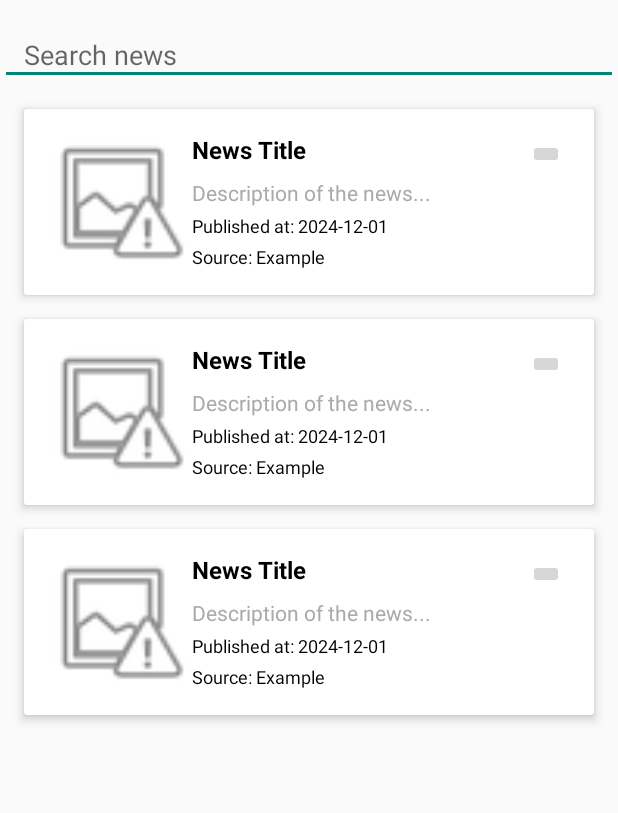
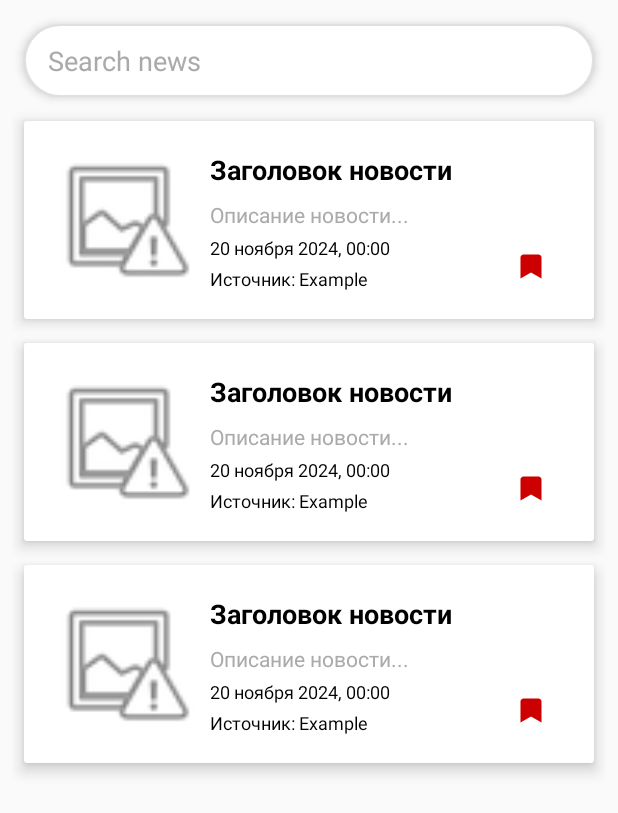
Before and after one commit to Bekaronn/android-app, an Android app: the layout fragment_news_list.xml on its own in the app's theme, with its tools: preview values and no code run, on a phone screen of 412 x 824 dp. Shown: the top 813 px of the screen. Run offline under Robolectric (Android 15) with nearby library versions, the phone set to English and light mode, and no system bars.

Commit message:
third commit

```diff
--- a/NewsApp/app/src/main/AndroidManifest.xml
+++ b/NewsApp/app/src/main/AndroidManifest.xml
@@ -11,8 +11,8 @@
         android:dataExtractionRules="@xml/data_extraction_rules"
         android:fullBackupContent="@xml/backup_rules"
         android:icon="@mipmap/ic_launcher"
-        android:label="@string/app_name"
-        android:roundIcon="@mipmap/ic_launcher_round"
+        android:label="News"
+        android:roundIcon="@mipmap/ic_launcher"
         android:supportsRtl="true"
         android:theme="@style/Theme.Demo"
         tools:targetApi="31">
--- a/NewsApp/app/src/main/java/com/example/demo/model/dao/ArticleDao.kt
+++ b/NewsApp/app/src/main/java/com/example/demo/model/dao/ArticleDao.kt
@@ -1,6 +1,7 @@
 package com.example.demo.model.dao
 
 import androidx.room.Dao
+import androidx.room.Delete
 import androidx.room.Insert
 import androidx.room.Query
 import com.example.demo.model.entity.ArticleEntity
@@ -13,4 +14,7 @@ interface ArticleDao {
 
     @Insert
     suspend fun insert(articleEntity: ArticleEntity)
+
+    @Delete
+    suspend fun delete(articleEntity: ArticleEntity)
 }
--- /dev/null
+++ b/NewsApp/app/src/main/res/drawable/bookmark_icon.xml
@@ -0,0 +1,11 @@
+<?xml version="1.0" encoding="utf-8"?>
+<vector xmlns:android="http://schemas.android.com/apk/res/android"
+    android:width="24dp"
+    android:height="24dp"
+    android:viewportWidth="24"
+    android:viewportHeight="24">
+
+    <path
+        android:fillColor="#000000"
+        android:pathData="M17,3H7C5.9,3 5,3.9 5,5V19L12,15L19,19V5C19,3.9 18.1,3 17,3Z" />
+</vector>
--- /dev/null
+++ b/NewsApp/app/src/main/res/drawable/search_bar_background.xml
@@ -0,0 +1,6 @@
+<?xml version="1.0" encoding="utf-8"?>
+<shape xmlns:android="http://schemas.android.com/apk/res/android">
+    <solid android:color="#FFFFFF"/>
+    <corners android:radius="24dp"/>
+    <stroke android:color="#E0E0E0" android:width="1dp"/>
+</shape>
--- a/NewsApp/app/src/main/res/layout/fragment_news_list.xml
+++ b/NewsApp/app/src/main/res/layout/fragment_news_list.xml
@@ -1,4 +1,3 @@
-<?xml version="1.0" encoding="utf-8"?>
 <androidx.constraintlayout.widget.ConstraintLayout
     xmlns:android="http://schemas.android.com/apk/res/android"
     xmlns:app="http://schemas.android.com/apk/res-auto"
@@ -7,24 +6,32 @@
     android:layout_height="match_parent"
     tools:context=".view.fragment.NewsListFragment">
 
-    <!-- Search bar -->
     <androidx.appcompat.widget.AppCompatEditText
         android:id="@+id/searchEditText"
         android:layout_width="0dp"
         android:layout_height="wrap_content"
         android:layout_marginTop="16dp"
+        android:layout_marginStart="16dp"
+        android:layout_marginEnd="16dp"
         android:hint="Search news"
+        android:textColorHint="@android:color/darker_gray"
         android:imeOptions="actionSearch"
         android:inputType="text"
+        android:background="@drawable/search_bar_background"
+        android:paddingStart="16dp"
+        android:paddingEnd="16dp"
+        android:paddingTop="12dp"
+        android:paddingBottom="12dp"
+        android:textSize="18sp"
         app:layout_constraintEnd_toEndOf="parent"
         app:layout_constraintStart_toStartOf="parent"
         app:layout_constraintTop_toTopOf="parent"
-        android:paddingStart="16dp"
-        android:paddingEnd="16dp"
-        android:paddingTop="8dp"
-        android:paddingBottom="8dp" />
+        android:elevation="4dp"
+        android:focusable="true"
+        android:focusableInTouchMode="true"
+        android:importantForAccessibility="yes"
+        android:contentDescription="Search news"/>
 
-    <!-- RecyclerView для списка новостей -->
     <androidx.recyclerview.widget.RecyclerView
         android:id="@+id/recyclerView"
         android:layout_width="0dp"
@@ -32,23 +39,21 @@
         android:padding="8dp"
         app:layoutManager="androidx.recyclerview.widget.LinearLayoutManager"
         app:layout_constraintTop_toBottomOf="@id/searchEditText"
-        app:layout_constraintBottom_toTopOf="@id/progressBar"
+        app:layout_constraintBottom_toBottomOf="parent"
         app:layout_constraintStart_toStartOf="parent"
         app:layout_constraintEnd_toEndOf="parent"
         tools:listitem="@layout/item_news" />
 
-    <!-- ProgressBar для загрузки -->
     <ProgressBar
         android:id="@+id/progressBar"
         android:layout_width="wrap_content"
         android:layout_height="wrap_content"
         android:visibility="gone"
-        app:layout_constraintTop_toBottomOf="@id/recyclerView"
+        app:layout_constraintTop_toTopOf="parent"
         app:layout_constraintBottom_toBottomOf="parent"
         app:layout_constraintStart_toStartOf="parent"
         app:layout_constraintEnd_toEndOf="parent" />
 
-    <!-- TextView для отображения ошибки или пустого состояния -->
     <TextView
         android:id="@+id/emptyStateTextView"
         android:layout_width="wrap_content"
--- a/NewsApp/app/src/main/res/layout/item_news.xml
+++ b/NewsApp/app/src/main/res/layout/item_news.xml
@@ -1,19 +1,17 @@
 <?xml version="1.0" encoding="utf-8"?>
 <androidx.cardview.widget.CardView xmlns:android="http://schemas.android.com/apk/res/android"
     xmlns:app="http://schemas.android.com/apk/res-auto"
-    xmlns:tools="http://schemas.android.com/tools"
     android:layout_width="match_parent"
     android:layout_height="wrap_content"
     android:layout_margin="8dp"
-    android:radius="8dp"
-    app:cardElevation="4dp">
+    android:radius="12dp"
+    app:cardElevation="6dp">
 
     <androidx.constraintlayout.widget.ConstraintLayout
         android:layout_width="match_parent"
         android:layout_height="wrap_content"
-        android:padding="12dp">
+        android:padding="16dp">
 
-        <!-- Изображение новости -->
         <ImageView
             android:id="@+id/newsImage"
             android:layout_width="100dp"
@@ -25,70 +23,73 @@
             app:layout_constraintStart_toStartOf="parent"
             app:layout_constraintTop_toTopOf="parent" />
 
-        <!-- Заголовок новости -->
         <TextView
             android:id="@+id/newsTitle"
             android:layout_width="0dp"
             android:layout_height="wrap_content"
+            android:layout_marginStart="8dp"
             android:layout_marginTop="4dp"
-            android:text="News Title"
+            android:text="Заголовок новости"
             android:textColor="@android:color/black"
-            android:textSize="16sp"
+            android:textSize="18sp"
             android:textStyle="bold"
             app:layout_constraintEnd_toEndOf="parent"
             app:layout_constraintStart_toEndOf="@id/newsImage"
             app:layout_constraintTop_toTopOf="parent" />
 
-        <!-- Кнопка для сохранения -->
-        <ImageButton
-            android:id="@+id/saveButton"
-            android:layout_width="wrap_content"
-            android:layout_height="wrap_content"
-            android:layout_marginTop="8dp"
-            android:layout_marginEnd="8dp"
-            android:contentDescription="@string/save"
-            app:layout_constraintEnd_toEndOf="parent"
-            app:layout_constraintTop_toTopOf="parent" />
-
-        <!-- Описание новости -->
         <TextView
             android:id="@+id/newsDescription"
             android:layout_width="0dp"
             android:layout_height="wrap_content"
             android:layout_marginTop="8dp"
-            android:text="Description of the news..."
+            android:layout_marginStart="8dp"
+            android:layout_marginEnd="8dp"
+            android:text="Описание новости..."
             android:textColor="@android:color/darker_gray"
             android:textSize="14sp"
             app:layout_constraintEnd_toEndOf="parent"
             app:layout_constraintStart_toEndOf="@id/newsImage"
             app:layout_constraintTop_toBottomOf="@id/newsTitle" />
 
-        <!-- Дата публикации -->
         <TextView
             android:id="@+id/newsPublishedAt"
             android:layout_width="0dp"
             android:layout_height="wrap_content"
             android:layout_marginTop="4dp"
-            android:text="Published at: 2024-12-01"
+            android:layout_marginStart="8dp"
+            android:text="20 ноября 2024, 00:00"
             android:textColor="@android:color/black"
             android:textSize="12sp"
             app:layout_constraintEnd_toEndOf="parent"
             app:layout_constraintStart_toEndOf="@id/newsImage"
             app:layout_constraintTop_toBottomOf="@id/newsDescription" />
 
-        <!-- Источник -->
         <TextView
             android:id="@+id/newsSource"
             android:layout_width="0dp"
             android:layout_height="wrap_content"
             android:layout_marginTop="4dp"
-            android:text="Source: Example"
+            android:layout_marginStart="8dp"
+            android:text="Источник: Example"
             android:textColor="@android:color/black"
             android:textSize="12sp"
             app:layout_constraintEnd_toEndOf="parent"
             app:layout_constraintStart_toEndOf="@id/newsImage"
             app:layout_constraintTop_toBottomOf="@id/newsPublishedAt" />
 
+        <ImageButton
+            android:id="@+id/saveButton"
+            android:layout_width="36dp"
+            android:layout_height="36dp"
+            android:layout_marginTop="8dp"
+            android:layout_marginEnd="8dp"
+            android:background="?attr/selectableItemBackgroundBorderless"
+            android:contentDescription="Добавить в закладки"
+            android:src="@drawable/bookmark_icon"
+            android:tint="@android:color/holo_red_dark"
+            app:layout_constraintBottom_toBottomOf="parent"
+            app:layout_constraintEnd_toEndOf="parent" />
+
     </androidx.constraintlayout.widget.ConstraintLayout>
 
 </androidx.cardview.widget.CardView>
--- a/NewsApp/app/src/main/res/values/colors.xml
+++ b/NewsApp/app/src/main/res/values/colors.xml
@@ -11,4 +11,5 @@
     <color name="color_yellow_secondary">#ffdd40</color>
     <color name="color_gray">#22263d</color>
     <color name="color_gray_light">#f3f4fa</color>
+    <color name="colorPrimary">#2196F3</color>
 </resources>
```
Also changed, not shown: NewsApp/app/src/main/java/com/example/demo/view/adapter/NewsAdapter.kt (+29 -2 lines), NewsApp/app/src/main/java/com/example/demo/view/fragment/NewsSavedFragment.kt (+6 -1 lines), NewsApp/app/src/main/java/com/example/demo/viewmodel/NewsDetailsViewModel.kt (+16 -0 lines), NewsApp/app/src/main/res/drawable/ic_news.xml (added, +10 -0 lines), NewsApp/app/src/main/res/drawable/ic_saved.xml (added, +10 -0 lines), NewsApp/app/src/main/res/layout/fragment_news_saved.xml (+23 -10 lines), NewsApp/app/src/main/res/menu/menu.xml (+6 -2 lines).
